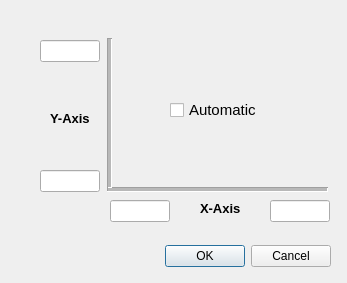
The window that UI/Axes_Scale.ui (Sana-hammemi/qrevint) describes before a commit, drawn with Qt 5.
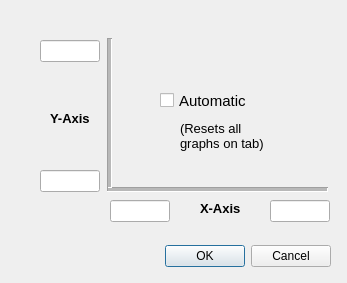
The same window after the commit.

Commit message:
Axes_Scale: 1) changed message for Automatic
PDFSummaryReport: 1) fixed bug reporting start of last transect as end time rather than end of last transect

QAData: 1) fixed bug identifying percent of invalid ensembles in edge ensembles

QRev: 1) some black reformating of MAP, 2) fixed bug causing crash in context menu function to reset automatic scaling.

WaterData: 1) fixed bug in SNR filter for non-SonTek data

The edit to the form file:
```diff
--- a/UI/Axes_Scale.ui
+++ b/UI/Axes_Scale.ui
@@ -142,10 +142,10 @@
   <widget class="QCheckBox" name="cb_axes_auto">
    <property name="geometry">
     <rect>
-     <x>170</x>
-     <y>100</y>
+     <x>160</x>
+     <y>70</y>
      <width>151</width>
-     <height>20</height>
+     <height>61</height>
     </rect>
    </property>
    <property name="font">
@@ -154,7 +154,7 @@
     </font>
    </property>
    <property name="text">
-    <string>Automatic</string>
+    <string>Automatic  </string>
    </property>
   </widget>
   <widget class="QLabel" name="label">
@@ -197,6 +197,29 @@
     <string>X-Axis</string>
    </property>
   </widget>
+  <widget class="QLabel" name="label_3">
+   <property name="geometry">
+    <rect>
+     <x>180</x>
+     <y>110</y>
+     <width>151</width>
+     <height>51</height>
+    </rect>
+   </property>
+   <property name="font">
+    <font>
+     <pointsize>10</pointsize>
+     <italic>false</italic>
+    </font>
+   </property>
+   <property name="inputMethodHints">
+    <set>Qt::ImhMultiLine</set>
+   </property>
+   <property name="text">
+    <string>(Resets all 
+graphs on tab)</string>
+   </property>
+  </widget>
  </widget>
  <resources/>
  <connections>
```
The commit also changes 7 other files.
